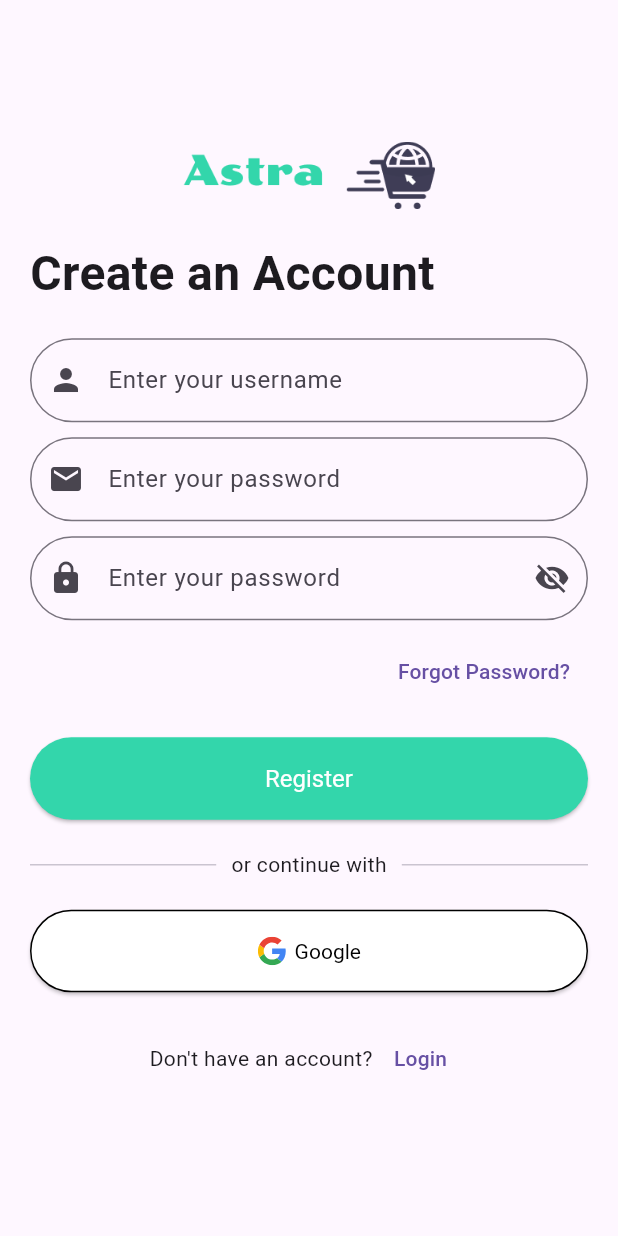
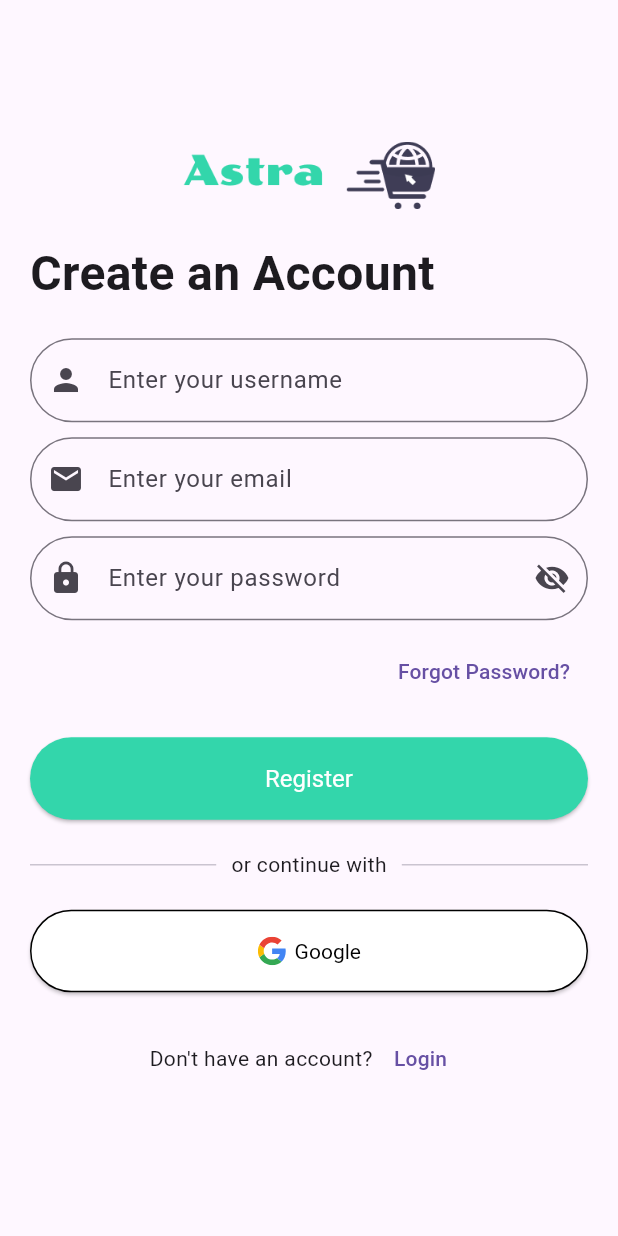
Before and after one commit to yahiasmeism/shopera, a Flutter app: the RegisterPage screen opened by its route, on a phone screen of 412 x 824 dp. Run offline on Flutter 3.47's test engine with Material 3 defaults, Android fonts, the phone set to English and light mode, and no system bars; our stand-ins replace bloc, connectivity_plus, dartz, dio, equatable, flutter_bloc and 8 more; accounts and stored records are empty.

```diff
--- a/lib/features/authentication/data/datasources/auth_remote_data_source.dart
+++ b/lib/features/authentication/data/datasources/auth_remote_data_source.dart
@@ -51,7 +51,9 @@
 
   @override
   Future<UserModel> updateUser(UserModel user) async {
+
     try {
+
       final response = await api.put(
          UPDATE_PROFILE + user.id.toString(),
         data: user.toJson(),
@@ -60,10 +62,12 @@
       return UserModel.fromJson(response.data);
     } on DioException catch (e) {
       if (e.response?.statusCode == 400) {
+
         // final String errorMessage = e.response?.data["message"];
 
         throw const ServerException(message: INVALID_CREDENTIALS);
       } else {
+
         throw const ServerException(message: UNEXPECTED_ERROR);
       }
     }
--- a/lib/features/authentication/data/repositories/auth_repository_impl.dart
+++ b/lib/features/authentication/data/repositories/auth_repository_impl.dart
@@ -94,6 +94,7 @@
         localDataSource.cacheUser(remoteUpdatedUser);
         return Right(remoteUpdatedUser);
       } on ServerException catch (e) {
+
         return Left(ServerFailure(message: e.message));
       }
     } else {
--- a/lib/features/authentication/presentation/pages/register_page.dart
+++ b/lib/features/authentication/presentation/pages/register_page.dart
@@ -73,7 +73,7 @@
                     // email input
                     TextFormFieldWidget(
                       controller: _emailController,
-                      label: 'Enter your password',
+                      label: 'Enter your email',
                       prefix: Icons.email,
                       type: TextInputType.emailAddress,
                       validator: (value) {
```
Also changed, not shown: lib/features/authentication/presentation/pages/update_user_page.dart (+2 -17 lines).
